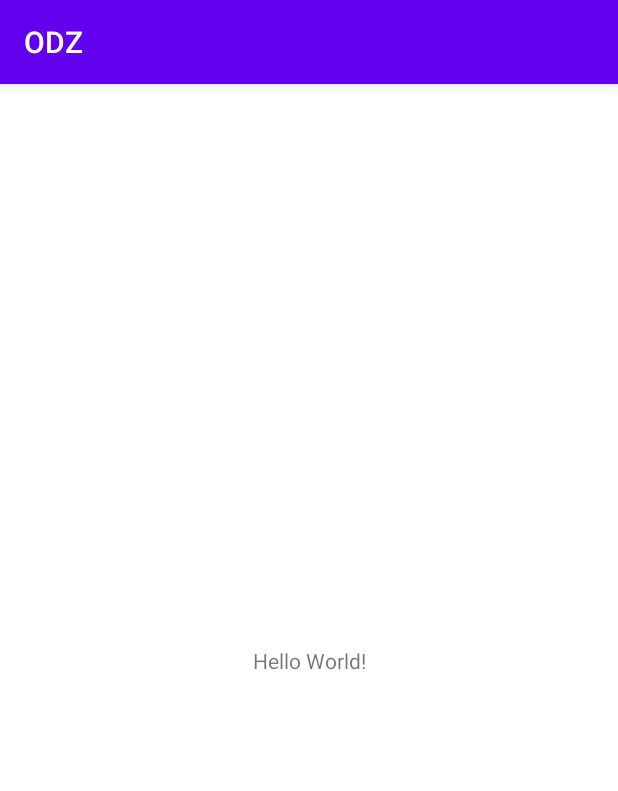
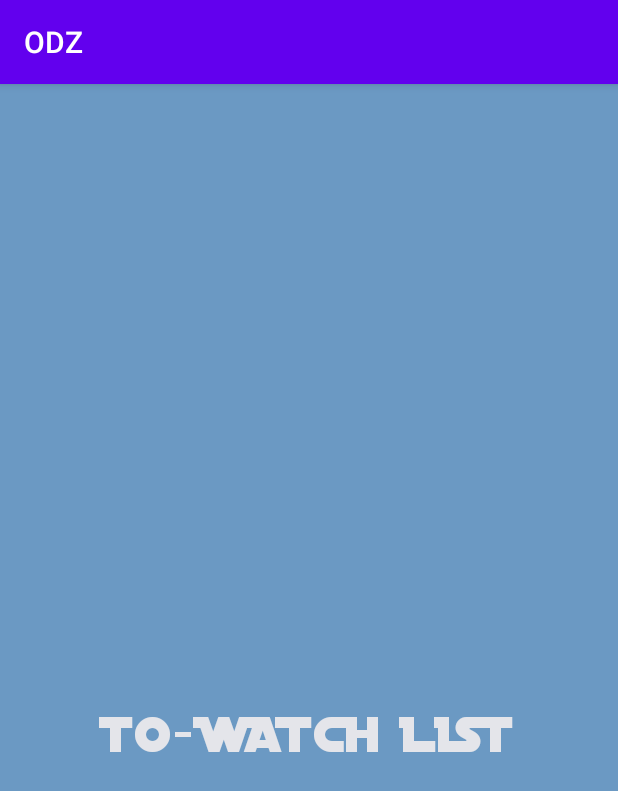
Before and after one commit to MrVaiter/Android_Projects, an Android app: the screen it shows after launch (MainActivity), on a phone screen of 412 x 824 dp. Shown: the top 791 px of the screen. Run offline under Robolectric (Android 15) with nearby library versions, the phone set to English and light mode, and no system bars.

Commit message:
Add new font

```diff
--- /dev/null
+++ b/ODZ/app/src/main/res/drawable/start.xml
@@ -0,0 +1,18 @@
+<vector
+    xmlns:android="http://schemas.android.com/apk/res/android"
+    xmlns:aapt="http://schemas.android.com/aapt"
+    android:width="390dp"
+    android:height="844dp"
+    android:viewportWidth="390"
+    android:viewportHeight="844"
+    >
+    <group>
+        <clip-path
+            android:pathData="M0 0H390V844H0V0Z"
+            />
+        <path
+            android:pathData="M0 0V844H390V0"
+            android:fillColor="#6B99C3"
+            />
+    </group>
+</vector>
--- a/ODZ/app/src/main/res/layout/activity_main.xml
+++ b/ODZ/app/src/main/res/layout/activity_main.xml
@@ -2,17 +2,27 @@
 <androidx.constraintlayout.widget.ConstraintLayout xmlns:android="http://schemas.android.com/apk/res/android"
     xmlns:app="http://schemas.android.com/apk/res-auto"
     xmlns:tools="http://schemas.android.com/tools"
-    android:layout_width="match_parent"
-    android:layout_height="match_parent"
-    tools:context=".MainActivity">
+    android:id="@+id/start"
+    android:layout_width="fill_parent"
+    android:layout_height="fill_parent"
+    android:background="@drawable/start"
+    android:clipToOutline="true">
 
     <TextView
-        android:layout_width="wrap_content"
-        android:layout_height="wrap_content"
-        android:text="Hello World!"
+        android:id="@+id/to_watch_li"
+        android:layout_width="280dp"
+        android:layout_height="46dp"
+        android:layout_alignParentLeft="true"
+        android:layout_alignParentTop="true"
+        android:layout_marginTop="100dp"
+        android:fontFamily="@font/distant"
+        android:gravity="center_vertical"
+        android:text="@string/to_watch_list"
+        android:textAppearance="@style/to_watch_list"
         app:layout_constraintBottom_toBottomOf="parent"
         app:layout_constraintEnd_toEndOf="parent"
+        app:layout_constraintHorizontal_bias="0.5"
         app:layout_constraintStart_toStartOf="parent"
-        app:layout_constraintTop_toTopOf="parent" />
-
+        app:layout_constraintTop_toTopOf="parent"
+        app:layout_constraintVertical_bias="0.5" />
 </androidx.constraintlayout.widget.ConstraintLayout>
--- a/ODZ/app/src/main/res/values/strings.xml
+++ b/ODZ/app/src/main/res/values/strings.xml
@@ -1,3 +1,4 @@
 <resources>
     <string name="app_name">ODZ</string>
+    <string name="to_watch_list">TO-WATCH LIST</string>
 </resources>
--- /dev/null
+++ b/ODZ/app/src/main/res/values/styles.xml
@@ -0,0 +1,9 @@
+<?xml version="1.0" encoding="utf-8"?>
+<resources>
+
+    <style name="to_watch_list">
+        <item name="android:textSize">36sp</item>
+        <item name="android:textColor">#E4E5EA</item>
+    </style>
+
+</resources>
```
Also changed, not shown: ODZ/app/src/main/res/font/distant.ttf (added).
